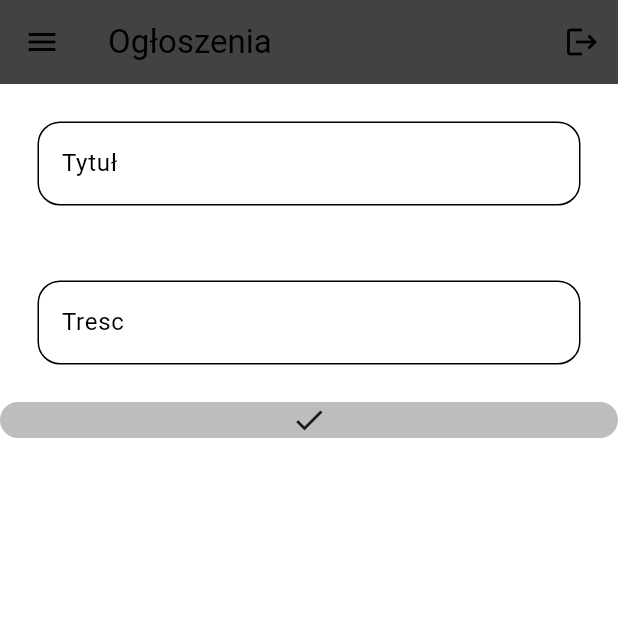
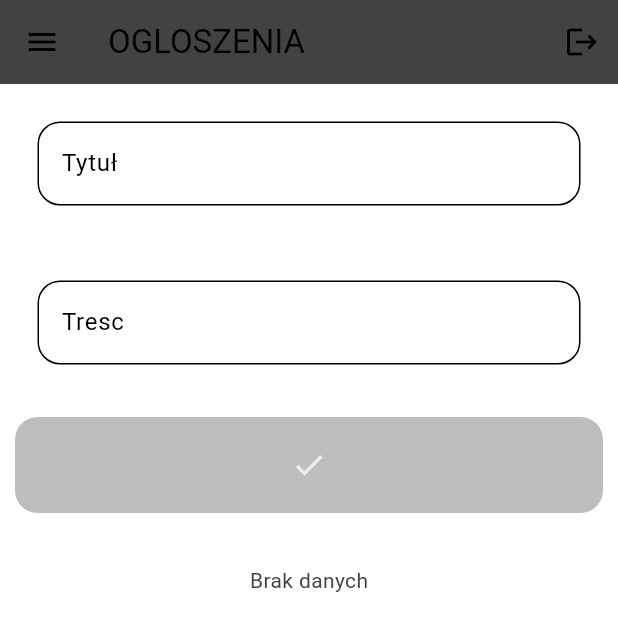
Before and after one commit to MichalDawidowicz/pieski, a Flutter app: the screen it shows once a user with an empty profile is signed in, on a phone screen of 412 x 824 dp. Shown: the top 631 px of the screen. Run offline on Flutter 3.47's test engine with Material 3 defaults, Android fonts, the phone set to English and light mode, and no system bars; our stand-ins replace cloud_firestore, firebase_auth, firebase_core; accounts and stored records are empty.

Commit message:
dodawanie ogłoszen i lista

```diff
--- a/lib/components/my_post_button.dart
+++ b/lib/components/my_post_button.dart
@@ -12,7 +12,10 @@ class PostButton extends StatelessWidget {
         decoration: BoxDecoration(
             color: Theme.of(context).colorScheme.secondary,
         borderRadius: BorderRadius.circular(15)),
-        child: Center(child: Icon(Icons.done),),
+        padding: const EdgeInsets.all(20),
+        margin: const EdgeInsets.all(10),
+        child: Center(child: Icon(Icons.done,
+        color: Theme.of(context).colorScheme.primary,),),
       ) ,
     );
   }
--- a/lib/pages/home_page.dart
+++ b/lib/pages/home_page.dart
@@ -3,9 +3,13 @@ import 'package:flutter/material.dart';
 import 'package:ogloszenia/components/my_drawer.dart';
 import 'package:ogloszenia/components/my_post_button.dart';
 import 'package:ogloszenia/components/my_textfield.dart';
+import 'package:ogloszenia/database/firestore.dart';
 
 class HomePage extends StatelessWidget {
   HomePage({super.key});
+
+  final FirestoreDatabase database = FirestoreDatabase();
+
   final TextEditingController titleController = TextEditingController();
   final TextEditingController postController = TextEditingController();
 
@@ -13,11 +17,22 @@ class HomePage extends StatelessWidget {
     FirebaseAuth.instance.signOut();
   }
 
+  void postMessage(){
+    //post only if title and message is not empty
+    if(titleController.text.isNotEmpty && postController.text.isNotEmpty){
+      String title = titleController.text;
+      String post = postController.text;
+      database.addPost(title, post);
+    }
+    titleController.clear();
+    postController.clear();
+  }
+
   @override
   Widget build(BuildContext context) {
     return Scaffold(
       appBar: AppBar(
-        title: Text("Ogłoszenia"),
+        title: Text("OGLOSZENIA"),
         backgroundColor: Theme.of(context).colorScheme.inversePrimary,
         elevation: 0,
         actions: [
@@ -41,15 +56,46 @@ class HomePage extends StatelessWidget {
           ),
           Padding(
             padding: const EdgeInsets.all(25),
-            child: Expanded(
-              child: MyTextField(
-                hintText: "Tresc",
-                obscureText: false,
-                controller: postController,
-              ),
+            child: MyTextField(
+              hintText: "Tresc",
+              obscureText: false,
+              controller: postController,
             ),
           ),
-          PostButton()
+          PostButton(
+            onTap: postMessage,
+          ),
+          StreamBuilder(stream: database.getPostStream(),
+              builder: (context,snapshot){
+                if(snapshot.connectionState==ConnectionState.waiting){
+                  return Center(
+                    child: CircularProgressIndicator(),
+                  );
+                }
+                final posts =snapshot.data!.docs;
+                if(snapshot.data==null || posts.isEmpty){
+                  return const Center(
+                    child: Padding(padding: EdgeInsets.all(25),child: Text("Brak danych"),) ,
+                  );
+                }
+                return Expanded(child: ListView.builder(
+                    itemCount: posts.length,
+                    itemBuilder: (context,index){
+                      final post =posts[index];
+                      String title = post['PostTitle'];
+                      String message = post['PostMessage'];
+                      String userEmail = post['UserEmail'];
+
+                      return ListTile(
+                        title: Text(title),
+                        subtitle: Text(message + userEmail),
+
+
+                      );
+
+                    }));
+              },)
+
         ],
       ),
     );
```
